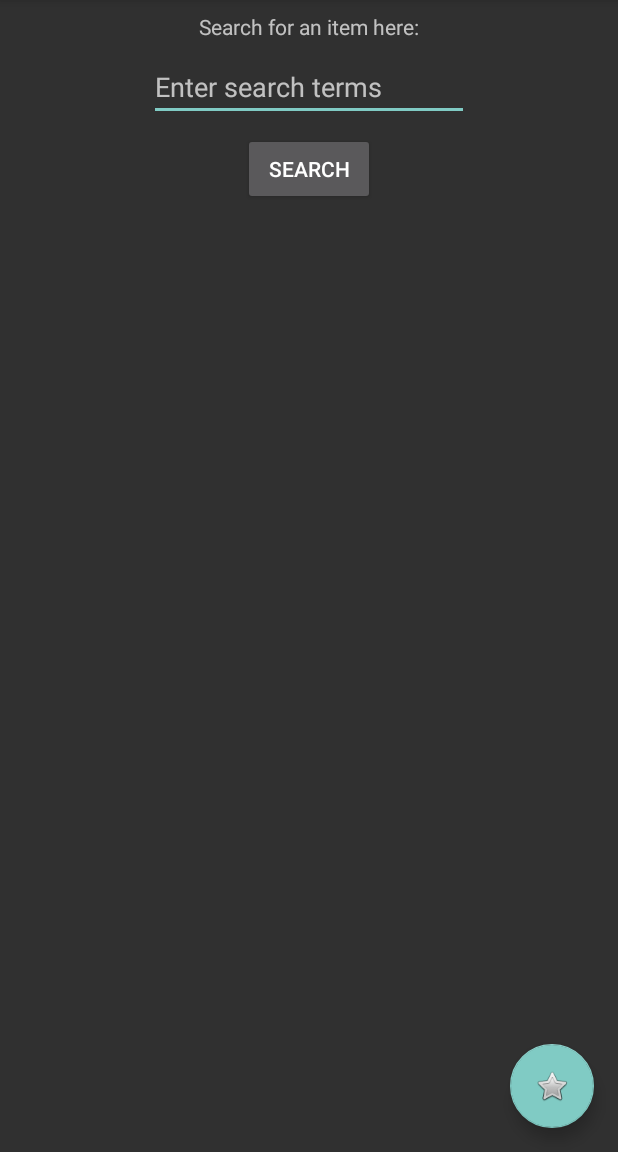
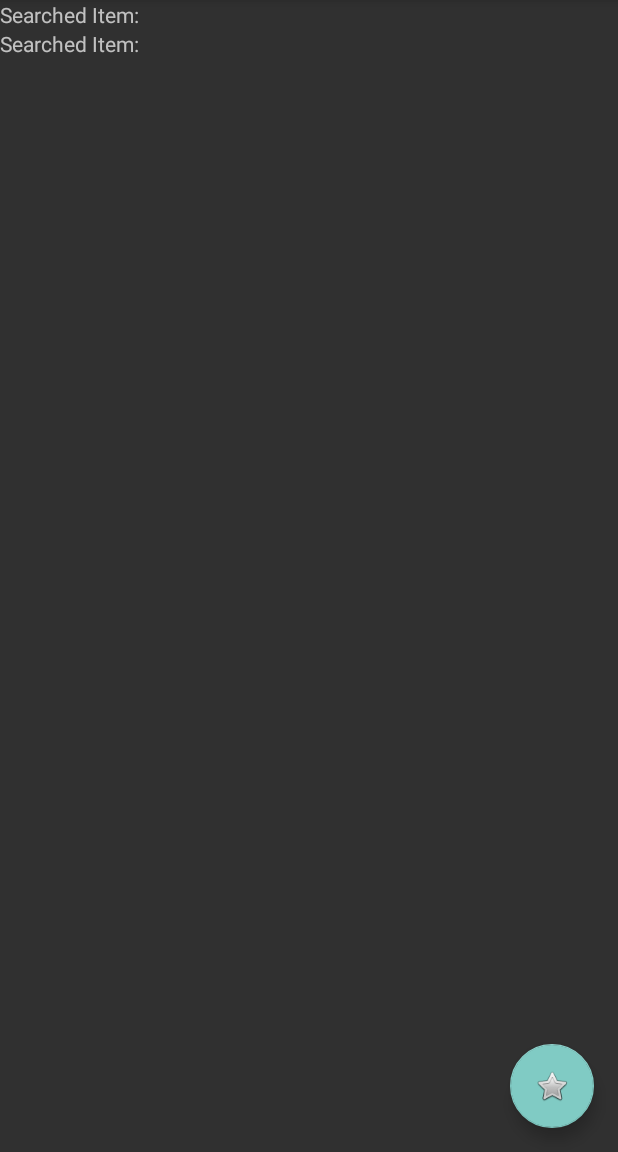
Before and after one commit to Hedge77/GroupProjectApp, an Android app: the SearchFragment screen opened directly, with no data from a screen before it, after a tap on "Saved History", on a phone screen of 412 x 824 dp, the part 84-1236 px from its top. Run offline under Robolectric (Android 15) with nearby library versions, the phone set to English and light mode, and no system bars; 2 other taps on this screen came first.

Commit message:
saved history commit

```diff
--- a/app/src/main/java/group7/tcss450/uw/edu/groupprojectapp/HistoryFragment.java
+++ b/app/src/main/java/group7/tcss450/uw/edu/groupprojectapp/HistoryFragment.java
@@ -4,20 +4,21 @@ import android.content.Context;
 import android.net.Uri;
 import android.os.Bundle;
 import android.support.v4.app.Fragment;
+import android.util.Log;
 import android.view.LayoutInflater;
 import android.view.View;
 import android.view.ViewGroup;
+import android.widget.LinearLayout;
+import android.widget.TextView;
 
+import java.io.BufferedReader;
+import java.io.InputStream;
+import java.io.InputStreamReader;
 
-/**
- * A simple {@link Fragment} subclass.
- * Activities that contain this fragment must implement the
- * {@link HistoryFragment.OnFragmentInteractionListener} interface
- * to handle interaction events.
- */
 public class HistoryFragment extends Fragment {
 
-    private OnFragmentInteractionListener mListener;
+    private TextView mTV;
+    private LinearLayout mView;
 
     public HistoryFragment() {
         // Required empty public constructor
@@ -27,46 +28,24 @@ public class HistoryFragment extends Fragment {
     @Override
     public View onCreateView(LayoutInflater inflater, ViewGroup container,
                              Bundle savedInstanceState) {
-        // Inflate the layout for this fragment
-        return inflater.inflate(R.layout.fragment_history, container, false);
-    }
-
-    // TODO: Rename method, update argument and hook method into UI event
-    public void onButtonPressed(Uri uri) {
-        if (mListener != null) {
-            mListener.onFragmentInteraction(uri);
+        mView = (LinearLayout) inflater.inflate(R.layout.fragment_history, container, false);
+        try {
+            InputStream inputStream = getActivity()
+                    .openFileInput(getString(R.string.searched_words));
+            if (inputStream != null) {
+                InputStreamReader inputStreamReader = new InputStreamReader(inputStream);
+                BufferedReader bufferedReader = new BufferedReader(inputStreamReader);
+                String receiveString = "";
+                while ((receiveString = bufferedReader.readLine()) != null) {
+                    mTV = new TextView(getActivity());
+                    mTV.setText(receiveString);
+                    mView.addView(mTV);
+                }
+                inputStream.close();
+            }
+        } catch (Exception e) {
+            e.printStackTrace();
         }
-    }
-
-    @Override
-    public void onAttach(Context context) {
-        super.onAttach(context);
-        if (context instanceof OnFragmentInteractionListener) {
-            mListener = (OnFragmentInteractionListener) context;
-        } else {
-            throw new RuntimeException(context.toString()
-                    + " must implement OnFragmentInteractionListener");
-        }
-    }
-
-    @Override
-    public void onDetach() {
-        super.onDetach();
-        mListener = null;
-    }
-
-    /**
-     * This interface must be implemented by activities that contain this
-     * fragment to allow an interaction in this fragment to be communicated
-     * to the activity and potentially other fragments contained in that
-     * activity.
-     * <p>
-     * See the Android Training lesson <a href=
-     * "http://developer.android.com/training/basics/fragments/communicating.html"
-     * >Communicating with Other Fragments</a> for more information.
-     */
-    public interface OnFragmentInteractionListener {
-        // TODO: Update argument type and name
-        void onFragmentInteraction(Uri uri);
+        return mView;
     }
 }
--- a/app/src/main/java/group7/tcss450/uw/edu/groupprojectapp/Main2Activity.java
+++ b/app/src/main/java/group7/tcss450/uw/edu/groupprojectapp/Main2Activity.java
@@ -7,10 +7,12 @@
  */
 package group7.tcss450.uw.edu.groupprojectapp;
 
+import android.content.Context;
 import android.os.AsyncTask;
 import android.os.Bundle;
 import android.support.design.widget.FloatingActionButton;
 import android.support.design.widget.Snackbar;
+import android.support.v4.app.FragmentTransaction;
 import android.util.Base64;
 import android.util.Log;
 import android.view.View;
@@ -27,6 +29,7 @@ import android.widget.Toast;
 import java.io.BufferedReader;
 import java.io.InputStream;
 import java.io.InputStreamReader;
+import java.io.OutputStreamWriter;
 import java.net.HttpURLConnection;
 import java.net.URL;
 import java.net.URLEncoder;
@@ -114,8 +117,8 @@ public class Main2Activity extends AppCompatActivity
         // Handle navigation view item clicks here.
         int id = item.getItemId();
 
-        if (id == R.id.nav_camera) {
-            // Handle the camera action
+        if (id == R.id.nav_history) {
+            loadFragment(new HistoryFragment());
         } else if (id == R.id.nav_gallery) {
 
         } else if (id == R.id.nav_slideshow) {
@@ -129,10 +132,34 @@ public class Main2Activity extends AppCompatActivity
         return true;
     }
 
+    private void loadFragment(android.support.v4.app.Fragment frag) {
+        FragmentTransaction transaction = getSupportFragmentManager()
+                .beginTransaction()
+                .replace(R.id.main_container, frag)
+                .addToBackStack(null);
+        // Commit the transaction
+        transaction.commit();
+    }
+
+    private void saveToFile(String word) {
+        try {
+            OutputStreamWriter outputStreamWriter = new OutputStreamWriter(
+                    openFileOutput(getString(R.string.searched_words), Context.MODE_APPEND));
+            outputStreamWriter.append("Searched Item: ");
+            outputStreamWriter.append(word);
+            outputStreamWriter.append("\n");
+            outputStreamWriter.close();
+        } catch (Exception e) {
+            e.printStackTrace();
+        }
+    }
+
     @Override
     public void onFragmentInteraction(String s) {
         //Async tasks call each other to ensure they are all finished before moving to next fragment
         //possibly save search terms here too?
+        //Log.d("WORDS", s);
+        saveToFile(s);
         AsyncTask<String, Void, String> task = new EbayWebServiceTask();
         task.execute(s);
     }
--- a/app/src/main/java/group7/tcss450/uw/edu/groupprojectapp/SearchFragment.java
+++ b/app/src/main/java/group7/tcss450/uw/edu/groupprojectapp/SearchFragment.java
@@ -11,9 +11,11 @@ import android.content.Context;
 import android.net.Uri;
 import android.os.Bundle;
 import android.support.v4.app.Fragment;
+import android.util.Log;
 import android.view.LayoutInflater;
 import android.view.View;
 import android.view.ViewGroup;
+import android.widget.Button;
 import android.widget.EditText;
 
 
@@ -26,6 +28,7 @@ import android.widget.EditText;
 public class SearchFragment extends Fragment implements View.OnClickListener {
 
     private OnFragmentInteractionListener mListener;
+    private EditText searchBox;
 
     public SearchFragment() {
         // Required empty public constructor
@@ -36,7 +39,21 @@ public class SearchFragment extends Fragment implements View.OnClickListener {
     public View onCreateView(LayoutInflater inflater, ViewGroup container,
                              Bundle savedInstanceState) {
         // Inflate the layout for this fragment
-        return inflater.inflate(R.layout.fragment_search, container, false);
+        View v = inflater.inflate(R.layout.fragment_search, container, false);
+        Button b = (Button) v.findViewById(R.id.searchButton);
+        b.setOnClickListener(this);
+        return v;
+    }
+
+    /**
+     * Method to declare private EditText variables when the view is created.
+     *
+     * @param view The view of the SignUpFragment
+     * @param savedInstanceState The bundle of the view
+     */
+    @Override
+    public void onViewCreated(View view, Bundle savedInstanceState) {
+        searchBox = (EditText) view.findViewById(R.id.searchBox);
     }
 
 
@@ -57,18 +74,16 @@ public class SearchFragment extends Fragment implements View.OnClickListener {
         mListener = null;
     }
 
-//    public void buttonClicked(View v) {
-//        if (v.getId() == R.id.searchButton) {
-//            EditText searchBox = (EditText) getView().findViewById(R.id.searchBox);
-//            mListener.onFragmentInteraction(searchBox.getText().toString());
-//        }
-//    }
-
     @Override
     public void onClick(View v) {
-        if (v.getId() == R.id.searchButton) {
-            EditText searchBox = (EditText) getView().findViewById(R.id.searchBox);
-            mListener.onFragmentInteraction(searchBox.getText().toString());
+        String word =  searchBox.getText().toString();
+        Log.d("WORK??", word);
+        if (mListener != null) {
+            switch (v.getId()) {
+                case R.id.searchButton:
+                    mListener.onFragmentInteraction(word);
+                    break;
+            }
         }
     }
 
--- a/app/src/main/res/layout/fragment_history.xml
+++ b/app/src/main/res/layout/fragment_history.xml
@@ -1,13 +1,8 @@
-<FrameLayout xmlns:android="http://schemas.android.com/apk/res/android"
+<LinearLayout xmlns:android="http://schemas.android.com/apk/res/android"
     xmlns:tools="http://schemas.android.com/tools"
     android:layout_width="match_parent"
     android:layout_height="match_parent"
-    tools:context="group7.tcss450.uw.edu.groupprojectapp.HistoryFragment">
+    tools:context="group7.tcss450.uw.edu.groupprojectapp.HistoryFragment"
+    android:orientation="vertical">
 
-    <!-- TODO: Update blank fragment layout -->
-    <TextView
-        android:layout_width="match_parent"
-        android:layout_height="match_parent"
-        android:text="@string/hello_blank_fragment" />
-
-</FrameLayout>
+</LinearLayout>
--- a/app/src/main/res/menu/activity_main2_drawer.xml
+++ b/app/src/main/res/menu/activity_main2_drawer.xml
@@ -3,8 +3,8 @@
 
     <group android:checkableBehavior="single">
         <item
-            android:id="@+id/nav_camera"
-            android:icon="@drawable/ic_menu_camera"
+            android:id="@+id/nav_history"
+            android:icon="@android:drawable/ic_menu_recent_history"
             android:title="Saved History" />
         <item
             android:id="@+id/nav_gallery"
--- a/app/src/main/res/values/strings.xml
+++ b/app/src/main/res/values/strings.xml
@@ -18,4 +18,6 @@
     <string name="search_text">Search for an item here:</string>
     <string name="search_hint">Enter search terms</string>
     <string name="search_button_text">Search</string>
+
+    <string name="searched_words">Searched words</string>
 </resources>
```
